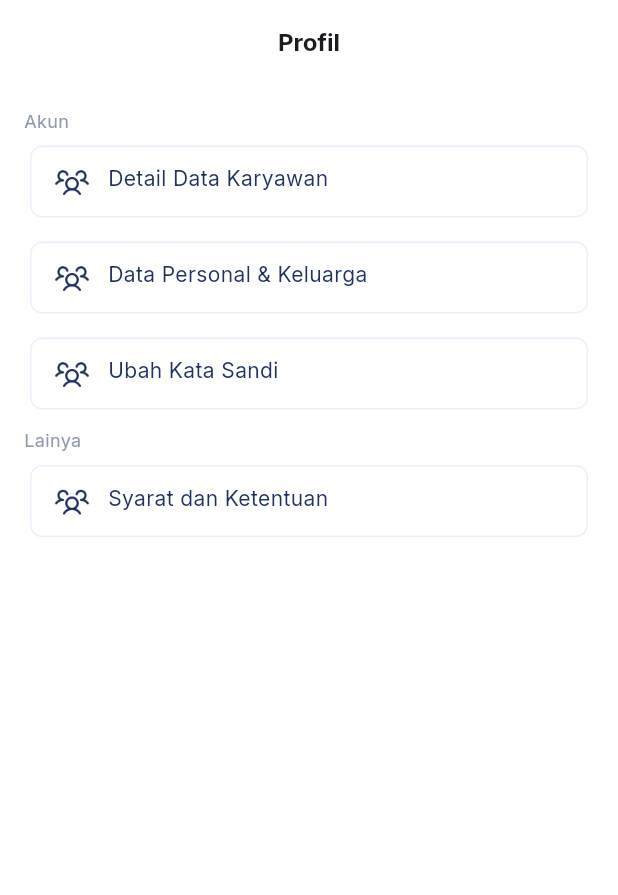
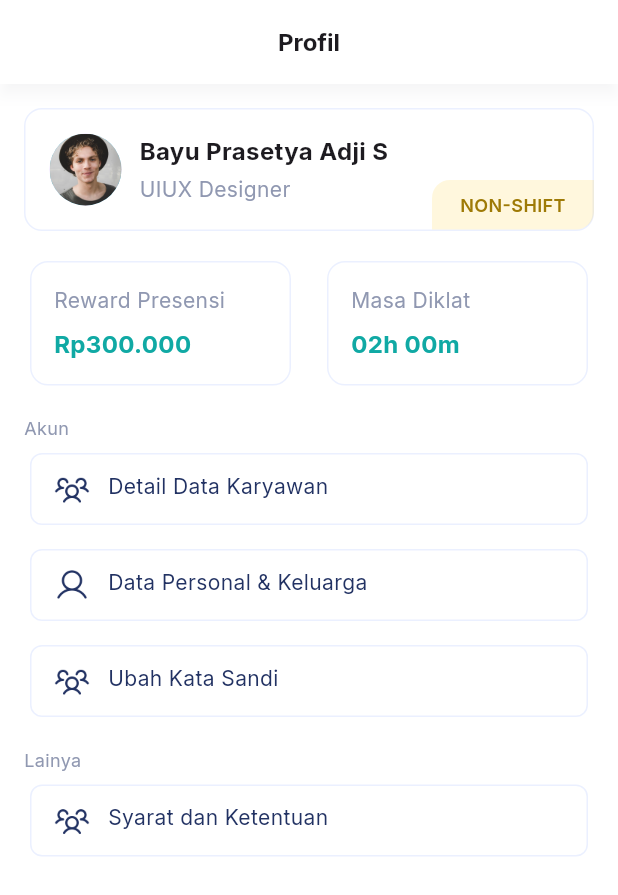
Before and after one commit to bayupadji/absensi-hrms, a Flutter app: the ProfilScreen screen opened directly, on a phone screen of 412 x 824 dp. Shown: the top 895 px of the screen. Run offline on Flutter 3.47's test engine with Material 3 defaults, Android fonts, the phone set to English and light mode, and no system bars; our stand-ins replace geolocator, get, google_fonts, package_info_plus; missing offline and left inert: date_picker_plus.

Commit message:
Update: add Component to Profile Pages

```diff
--- a/lib/ui/views/profile/profil.dart
+++ b/lib/ui/views/profile/profil.dart
@@ -1,4 +1,7 @@
+import 'package:absensi/ui/widgets/box_card/diklat_period_box.dart';
 import 'package:absensi/ui/widgets/box_card/menu_card.dart';
+import 'package:absensi/ui/widgets/box_card/profile_box.dart';
+import 'package:absensi/ui/widgets/box_card/reward_box.dart';
 import 'package:absensi/utils/assets.dart';
 import 'package:absensi/utils/colors.dart';
 import 'package:flutter/material.dart';
@@ -10,7 +13,7 @@ class ProfilScreen extends StatelessWidget {
   Widget build(BuildContext context) {
     return Scaffold(
       appBar: AppBar(
-        surfaceTintColor: Colors.transparent,
+        surfaceTintColor: AppColors.backgroundColor,
         scrolledUnderElevation: 0,
         centerTitle: true,
         toolbarHeight: 56,
@@ -23,19 +26,41 @@ class ProfilScreen extends StatelessWidget {
           ),
         ),
         elevation: 4.0,
+        shadowColor: Color(0x1418274B),
       ),
-      body: Container(
-        padding: EdgeInsets.all(16),
-        child: ListView(
-          children: [
-            Column(
+      body: ListView(
+        children: [
+          Padding(
+            padding: const EdgeInsets.all(16.0),
+            child: Column(
               children: [
+                ProfileBox(
+                  title: 'Bayu Prasetya Adji S',
+                  jobtitle: 'UIUX Designer',
+                  category: 'non-shift',
+                ),
+                const SizedBox(height: 16),
+                Row(
+                  children: [
+                    RewardBox(
+                      title: 'Reward Presensi',
+                      bonus: 'Rp300.000',
+                    ),
+                    const SizedBox(width: 16),
+                    DiklatPeriodBox(
+                      title: 'Masa Diklat',
+                      time: '02h 00m',
+                    ),
+                  ],
+                ),
+                const SizedBox(height: 16),
                 AkunList(),
+                const SizedBox(height: 16),
                 LainyaList(),
               ],
             ),
-          ]
-        ),
+          ),
+        ]
       ),
     );
   }
@@ -64,7 +89,7 @@ class AkunList extends StatelessWidget {
         ),
         SizedBox(height: 8,),
         MenuCard(
-          icon: Assets.nUsergroup,
+          icon: Assets.nProfil,
           title: 'Data Personal & Keluarga',
           onTap: (){},
         ),
@@ -74,7 +99,6 @@ class AkunList extends StatelessWidget {
           title: 'Ubah Kata Sandi',
           onTap: (){},
         ),
-        SizedBox(height: 8,),
       ],
     );
   }
--- /dev/null
+++ b/lib/ui/widgets/box_card/diklat_period_box.dart
@@ -0,0 +1,47 @@
+import 'package:absensi/utils/colors.dart';
+import 'package:flutter/material.dart';
+
+class DiklatPeriodBox extends StatelessWidget {
+  final String title;
+  final String time;
+  const DiklatPeriodBox({super.key, required this.title, required this.time});
+
+  @override
+  Widget build(BuildContext context) {
+    return Expanded(
+      child: Card(
+        color: AppColors.backgroundColor,
+        elevation: 0,
+        shape: RoundedRectangleBorder(
+          borderRadius: BorderRadius.circular(12),
+          side: BorderSide(color: AppColors.lightColor)
+        ),
+        child: Padding(
+          padding: EdgeInsets.all(16),
+          child:
+            Column(
+              crossAxisAlignment: CrossAxisAlignment.start,
+              children: [
+              Text(
+                title,
+                style: TextStyle(
+                    fontSize: 14,
+                    color: AppColors.greyColor,
+                    fontWeight: FontWeight.w400),
+              ),
+              SizedBox(
+                height: 8,
+              ),
+              Text(
+                time,
+                style: TextStyle(
+                  fontSize: 16,
+                  fontWeight: FontWeight.w700,
+                  color: AppColors.primaryColor),
+              )
+          ]),
+        ),
+      ),
+    );
+  }
+}
--- /dev/null
+++ b/lib/ui/widgets/box_card/profile_box.dart
@@ -0,0 +1,83 @@
+import 'package:absensi/utils/assets.dart';
+import 'package:absensi/utils/colors.dart';
+import 'package:flutter/material.dart';
+
+class ProfileBox extends StatelessWidget {
+  final String title;
+  final String jobtitle;
+  final String category;
+  const ProfileBox({super.key, required this.title, required this.jobtitle, required this.category});
+
+  @override
+  Widget build(BuildContext context) {
+    return Stack(
+      children: [
+        Container(
+          padding: EdgeInsets.all(16),
+          decoration: BoxDecoration(
+            border: Border.all(
+              color: AppColors.lightColor,
+            ),
+            borderRadius: BorderRadius.circular(12),
+          ),
+          child: Row(
+            crossAxisAlignment: CrossAxisAlignment.center,
+            children: [
+              CircleAvatar(
+                radius: 24,
+                backgroundImage: AssetImage(Assets.avatar),
+              ),
+              SizedBox(width: 12),
+              Column(
+                crossAxisAlignment: CrossAxisAlignment.start,
+                children: [
+                  Text(
+                    title,
+                    softWrap: true,
+                    style: TextStyle(
+                      fontSize: 16,
+                      fontWeight: FontWeight.w700,
+                    ),
+                  ),
+                  SizedBox(height: 4,),
+                  Text(
+                    jobtitle,
+                    style: TextStyle(
+                      fontSize: 14,
+                      fontWeight: FontWeight.w400,
+                      color: AppColors.greyColor,
+                    ),
+                  ),
+                ],
+              )
+            ],
+          ),
+        ),
+        Positioned(
+          top: 48,
+          right: 0,
+          child: Container(
+            width: 108,
+            padding: EdgeInsets.all(8),
+            decoration: BoxDecoration(
+              color: const Color(0x2AFFCF30),
+              borderRadius: BorderRadius.only(
+                topLeft: Radius.circular(12),
+                bottomRight: Radius.circular(12)
+              ),
+            ),
+            child: Text(
+              category.toUpperCase(),
+              textAlign: TextAlign.center,
+              style: TextStyle(
+                fontSize: 12,
+                fontWeight: FontWeight.w600,
+                color: Color(0xFF9E7A06)
+              ),
+            )
+          ),
+        )
+      ],
+    );
+  }
+}
--- /dev/null
+++ b/lib/ui/widgets/box_card/reward_box.dart
@@ -0,0 +1,49 @@
+import 'package:absensi/utils/colors.dart';
+import 'package:flutter/material.dart';
+
+class RewardBox extends StatelessWidget {
+  final String title;
+  final String bonus;
+  const RewardBox({super.key, required this.title, required this.bonus});
+
+  @override
+  Widget build(BuildContext context) {
+    return Expanded(
+      child: Card(
+        color: AppColors.backgroundColor,
+        elevation: 0,
+        shape: RoundedRectangleBorder(
+          borderRadius: BorderRadius.circular(12),
+          side: BorderSide(
+            color: AppColors.lightColor
+          )
+        ),
+        child: Padding(
+          padding: EdgeInsets.all(16),
+          child: Column(
+            crossAxisAlignment: CrossAxisAlignment.start,
+            children: [
+              Text(
+                title,
+                style: TextStyle(
+                  fontSize: 14,
+                  color: AppColors.greyColor,
+                  fontWeight: FontWeight.w400
+                ),
+              ),
+              SizedBox(height: 8,),
+              Text(
+                bonus,
+                style: TextStyle(
+                  fontSize: 16,
+                  fontWeight: FontWeight.w700,
+                  color: AppColors.primaryColor
+                ),
+              )
+            ]
+          ),
+        ),
+      ),
+    );
+  }
+}
```
